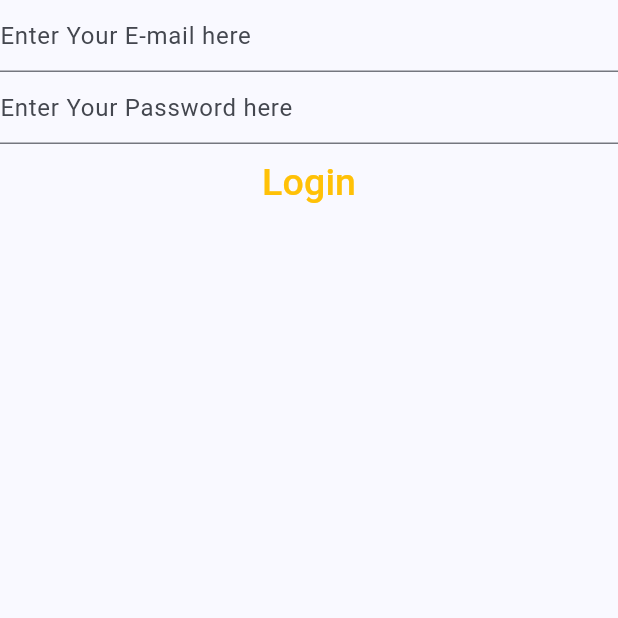
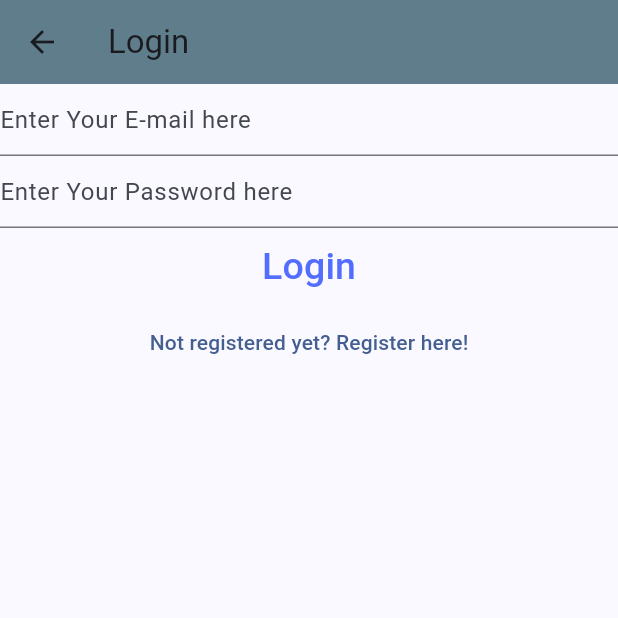
Before and after one commit to Mann-1909/NotesApp, a Flutter app: the LoginView screen opened directly, on a phone screen of 412 x 824 dp, the top half of it. Run offline on Flutter 3.47's test engine with Material 3 defaults, Android fonts, the phone set to English and light mode, and no system bars; our stand-ins replace firebase_auth, firebase_core; accounts and stored records are empty.

Commit message:
'LinkBetweenViews'

```diff
--- a/lib/views/login_view.dart
+++ b/lib/views/login_view.dart
@@ -32,14 +32,12 @@ class _LoginViewState extends State<LoginView> {
 
   @override
   Widget build(BuildContext context) {
-    return FutureBuilder(
-      future: Firebase.initializeApp(
-        options: DefaultFirebaseOptions.currentPlatform,
+    return Scaffold(
+      appBar: AppBar(
+        title: Text("Login"),
+        backgroundColor: Colors.blueGrey,
       ),
-      builder: (context, snapshot) {
-        switch (snapshot.connectionState) {
-          case ConnectionState.done:
-            return Column(
+      body: Column(
         children: [
           TextField(
             controller: _email,
@@ -77,15 +75,15 @@ class _LoginViewState extends State<LoginView> {
             },
             child: const Text(
               "Login",
-                    style: TextStyle(fontSize: 25, color: Colors.amber),
+              style: TextStyle(fontSize: 25, color: Colors.indigoAccent),
             ),
           ),
+          TextButton(onPressed: (){
+              Navigator.of(context).pushNamedAndRemoveUntil('/register/', (route) => false);
+          },
+              child: Text('Not registered yet? Register here!'))
         ],
-            );
-          default:
-            return const Text("Loading.....");
-        }
-      },
+      ),
     );
   }
 }
--- a/lib/views/register_view.dart
+++ b/lib/views/register_view.dart
@@ -31,7 +31,12 @@ class _RegisterViewState extends State<RegisterView> {
 
   @override
   Widget build(BuildContext context) {
-    return Column(
+    return Scaffold(
+      appBar: AppBar(
+        title: Text("Register"),
+        backgroundColor: Colors.blueGrey,
+      ),
+      body: Column(
         children: [
           TextField(
             controller: _email,
@@ -71,10 +76,14 @@ class _RegisterViewState extends State<RegisterView> {
             },
             child: const Text(
               "Register",
-            style: TextStyle(fontSize: 25, color: Colors.amber),
+              style: TextStyle(fontSize: 25, color: Colors.indigoAccent),
             ),
           ),
+          TextButton(onPressed: (){
+            Navigator.of(context).pushNamedAndRemoveUntil('/login/', (route) => false);
+          }, child:const Text('Already registered? Go back to Login Page!'))
         ],
+      ),
     );
   }
 }
```
Also changed, not shown: lib/main.dart (+17 -33 lines), lib/views/verify_email_view.dart (added, +30 -0 lines), 1 other file. Lines whose indentation alone changed are shown as unchanged.
